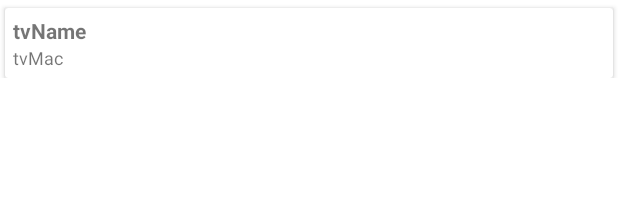
After one commit to funtik22/Telescope, an Android app: the layout list_item.xml on its own in the app's theme, with its tools: preview values and no code run, on a phone screen of 412 x 824 dp. The commit adds this screen. Shown: the top 197 px of the screen. Run offline under Robolectric (Android 15) with nearby library versions, the light colour scheme and no system bars.

Commit message:
RecyclerView with bluetooth device

```diff
--- /dev/null
+++ b/app/src/main/java/ru/a/o/mikhailov/telescope/ListItem.kt
@@ -0,0 +1,6 @@
+package ru.a.o.mikhailov.telescope
+
+data class ListItem(
+    var name: String,
+    var mac: String
+)
--- /dev/null
+++ b/app/src/main/res/layout/list_item.xml
@@ -0,0 +1,40 @@
+<?xml version="1.0" encoding="utf-8"?>
+<androidx.constraintlayout.widget.ConstraintLayout xmlns:android="http://schemas.android.com/apk/res/android"
+    xmlns:app="http://schemas.android.com/apk/res-auto"
+    android:layout_width="match_parent"
+    android:layout_height="wrap_content">
+
+    <androidx.cardview.widget.CardView
+        android:layout_width="match_parent"
+        android:layout_height="wrap_content"
+        android:layout_marginStart="3dp"
+        android:layout_marginTop="5dp"
+        android:layout_marginEnd="3dp"
+        app:layout_constraintBottom_toBottomOf="parent"
+        app:layout_constraintEnd_toEndOf="parent"
+        app:layout_constraintStart_toStartOf="parent"
+        app:layout_constraintTop_toTopOf="parent">
+
+        <LinearLayout
+            android:layout_width="match_parent"
+            android:layout_height="wrap_content"
+            android:layout_gravity="center"
+            android:orientation="vertical"
+            android:padding="5dp">
+
+            <TextView
+                android:id="@+id/tvDeviceName"
+                android:layout_width="match_parent"
+                android:layout_height="wrap_content"
+                android:text="tvName"
+                android:textStyle="bold" />
+
+            <TextView
+                android:id="@+id/tvDeviceMac"
+                android:layout_width="match_parent"
+                android:layout_height="wrap_content"
+                android:text="tvMac"
+                android:textSize="12sp" />
+        </LinearLayout>
+    </androidx.cardview.widget.CardView>
+</androidx.constraintlayout.widget.ConstraintLayout>
```
Also changed, not shown: app/src/main/java/ru/a/o/mikhailov/telescope/RcViewDeviceAdapter.kt (added, +47 -0 lines), app/src/main/java/ru/a/o/mikhailov/telescope/SettingsFragment.kt (+8 -1 lines), app/src/main/res/layout/fragment_control.xml (+2 -5 lines), app/src/main/res/layout/fragment_settings.xml (+8 -16 lines).
